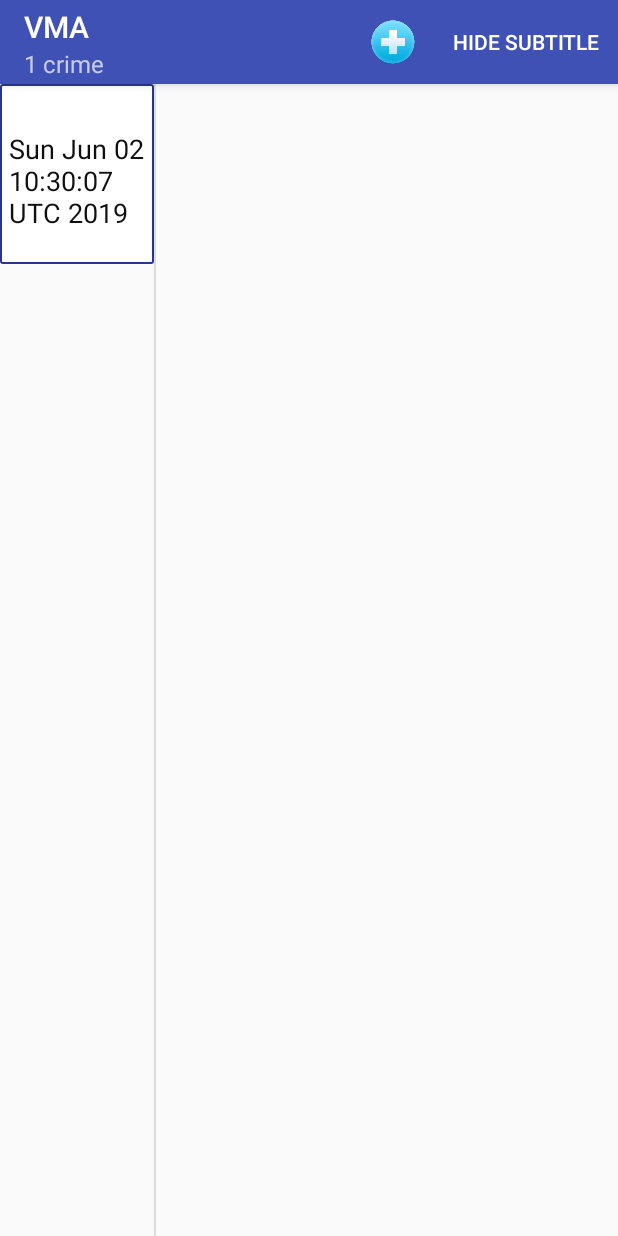
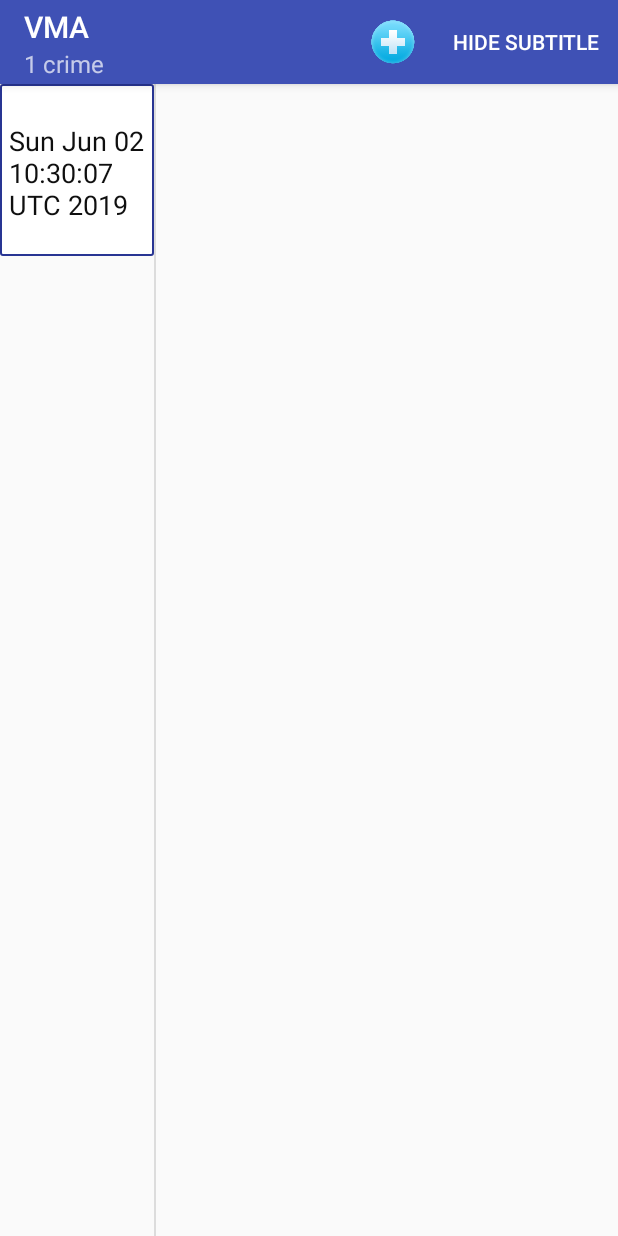
Before and after one commit to oleksavr/VMAnew, an Android app: the screen it shows after launch (VetListActivity), after a tap on "SHOW SUBTITLE", on a phone screen of 412 x 824 dp. Run offline under Robolectric (Android 15) with nearby library versions, the phone set to English and light mode, and no system bars; 2 other taps on this screen came first.

Commit message:
changed text size in the list_item_visit

```diff
--- a/app/src/main/res/layout/list_item_visit.xml
+++ b/app/src/main/res/layout/list_item_visit.xml
@@ -14,7 +14,7 @@
         android:layout_height="wrap_content"
         android:text="@string/visit_title"
         android:textColor="#FA070707"
-        android:textSize="18sp"
+        android:textSize="14sp"
         app:layout_constraintBottom_toTopOf="@+id/visit_date"
         app:layout_constraintEnd_toEndOf="parent"
         app:layout_constraintStart_toStartOf="parent"
```
